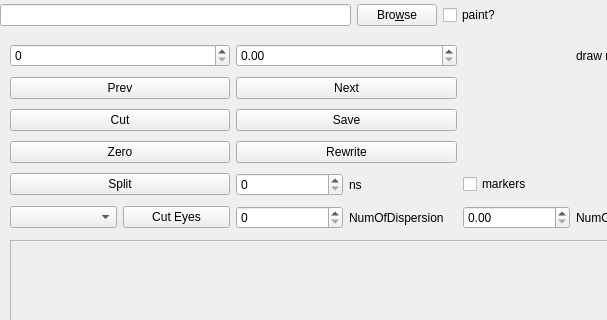
The window that cut.ui (ArtfulVampire/SecondGUIrepo) describes before a commit, drawn with Qt 5; both pictures show x 0 to 607 and y 0 to 320 of the 1270 by 750 pixel window.
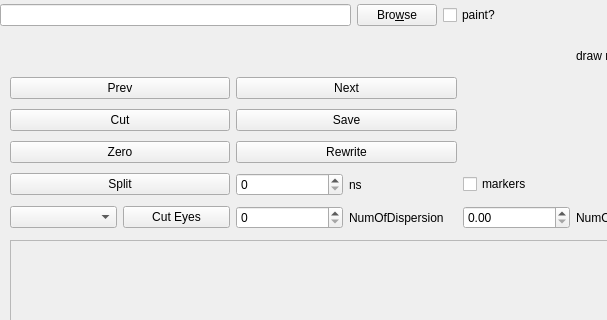
The same window after the commit.

Commit message: added edfFile class to read and write EDF files

```diff
--- a/cut.ui
+++ b/cut.ui
@@ -39,12 +39,6 @@
       </property>
      </widget>
     </item>
-    <item row="0" column="0" colspan="2">
-     <widget class="QSpinBox" name="spinBox"/>
-    </item>
-    <item row="0" column="2" colspan="2">
-     <widget class="QDoubleSpinBox" name="doubleSpinBox"/>
-    </item>
     <item row="1" column="0" colspan="2">
      <widget class="QPushButton" name="prevButton">
       <property name="text">
```
The commit also changes 8 other files.
